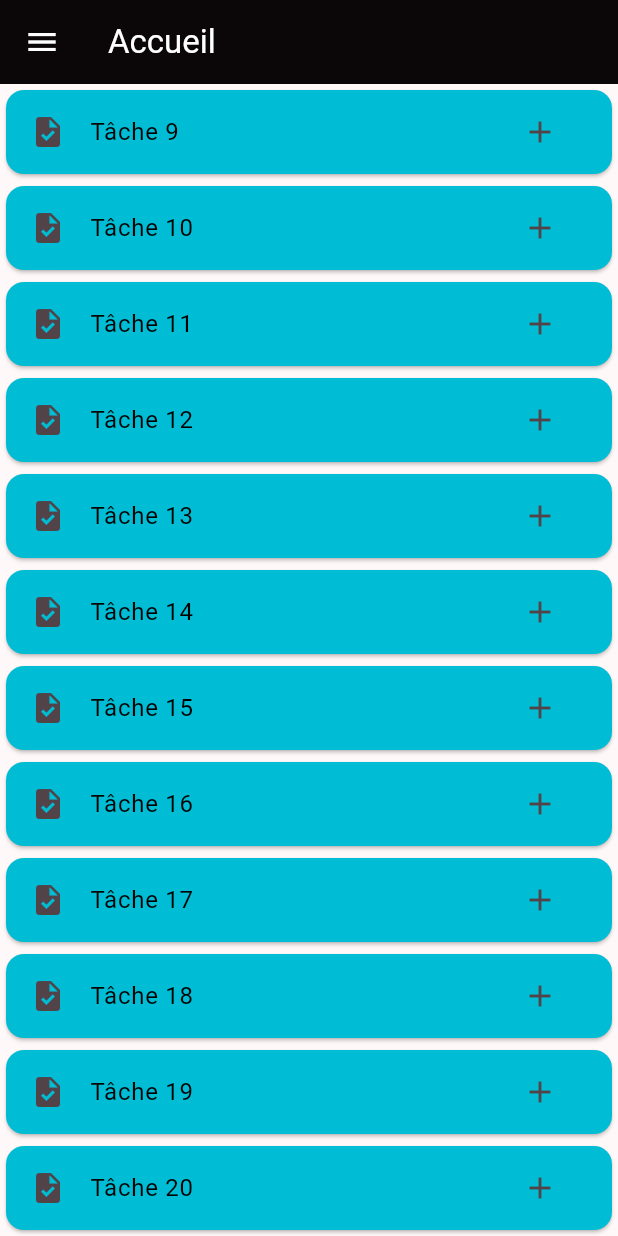
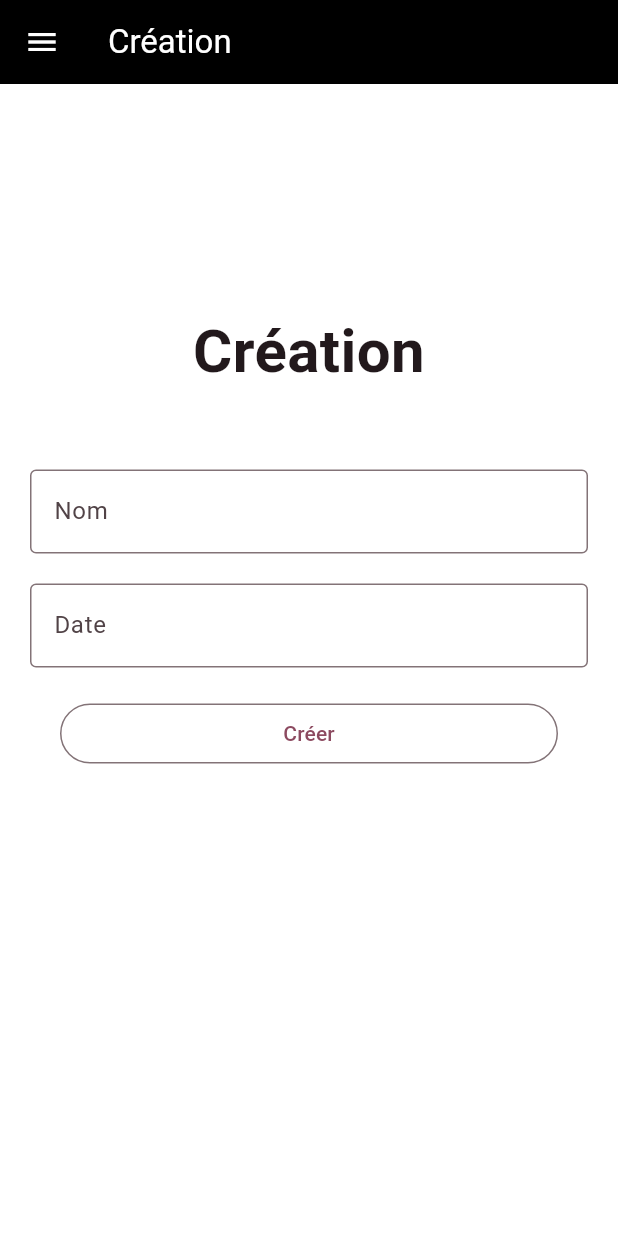
Before and after one commit to 2147037/A24-4205N6-TP1-KangSeojin, a Flutter app: the Accueil screen opened directly, scrolled down 576 dp, after a tap on the "add" icon, on a phone screen of 412 x 824 dp. Run offline on Flutter 3.47's test engine with Material 3 defaults, Android fonts, the phone set to English and light mode, and no system bars.

Commit message:
FCT Ajout de l'écran consultation et création

```diff
--- a/tp/lib/accueil.dart
+++ b/tp/lib/accueil.dart
@@ -1,4 +1,6 @@
 import 'package:flutter/material.dart';
+import 'package:tp/consultation.dart';
+import 'package:tp/creation.dart';
 import 'package:tp/tiroir_nav.dart';
 
 // TODO Un ecran minimal avec un tres peu de code
@@ -38,12 +40,33 @@ class _AccueilState extends State<Accueil> {
               child: ListTile(
                 leading: Icon(Icons.task),
                 title: Text(item, style: TextStyle(color: Colors.black),),
-                trailing: IconButton(onPressed: (){}, icon: Icon(Icons.add)),
+                trailing: IconButton(onPressed: (){
+                  Navigator.push(
+                      context,
+                      MaterialPageRoute(
+                          builder: (context) => Consultation(
+                          )
+                      )
+                  );
+                },
+                    icon: Icon(Icons.info_outline_rounded)),
             )
           );
         }).toList(),
 
         ),
+      floatingActionButton: FloatingActionButton(
+        onPressed: (){
+          Navigator.push(
+              context,
+              MaterialPageRoute(
+                  builder: (context) => Creation(
+                  )
+              )
+          );
+        },
+        child: const Icon(Icons.add),
+      ),
     );
   }
 }
--- /dev/null
+++ b/tp/lib/creation.dart
@@ -0,0 +1,75 @@
+import 'package:flutter/material.dart';
+import 'package:tp/accueil.dart';
+import 'package:tp/inscription.dart';
+import 'package:tp/tiroir_nav.dart';
+
+// TODO Un ecran minimal avec un tres peu de code
+class Creation extends StatefulWidget {
+  const Creation({super.key});
+
+  @override
+  State<Creation> createState() => _CreationState();
+}
+
+class _CreationState extends State<Creation> {
+  @override
+  Widget build(BuildContext context) {
+    return Scaffold(
+      drawer: LeTiroir(),
+      appBar: AppBar(
+        backgroundColor: Colors.black,
+        title: const Text('Création', style: TextStyle(color: Colors.white),),
+        iconTheme: IconThemeData(color: Colors.white),
+      ),
+      body: Container(
+        color: Colors.white,
+        child: ListView(
+          children: <Widget>[
+            Padding(
+              padding: const EdgeInsets.fromLTRB(0,150,0,40),
+              child: Text('Création', style: TextStyle(fontSize: 40, fontWeight: FontWeight.bold),
+                textAlign: TextAlign.center,
+              ),
+            ),
+            Padding(
+              padding: const EdgeInsets.fromLTRB(20,10,20,10),
+              child: TextField(
+                decoration: InputDecoration(
+                    border: OutlineInputBorder(),
+                    hintText: 'Nom'
+                ),
+              ),
+            ),
+            Padding(
+              padding: const EdgeInsets.fromLTRB(20,10,20,10),
+              child: TextField(
+                obscureText: true,
+                decoration: InputDecoration(
+                    border: OutlineInputBorder(),
+                    hintText: 'Date'
+                ),
+              ),
+            ),
+
+            Padding(
+              padding: const EdgeInsets.fromLTRB(40,10,40,10),
+              child: OutlinedButton(
+                onPressed: (){
+                  Navigator.push(
+                      context,
+                      MaterialPageRoute(
+                          builder: (context) => Accueil(
+
+                          )
+                      )
+                  );
+                },
+                child: const Text("Créer"),
+              ),
+            ),
+          ],
+        ),
+      ),
+    );
+  }
+}
```
Also changed, not shown: tp/lib/consultation.dart (added, +86 -0 lines).
